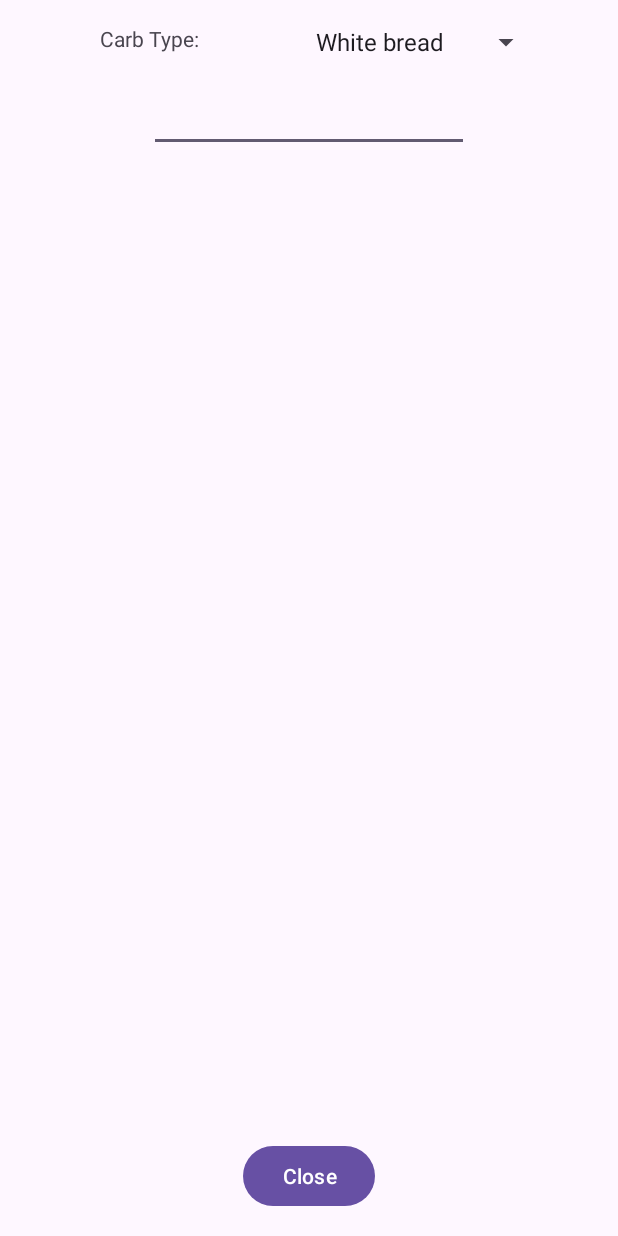
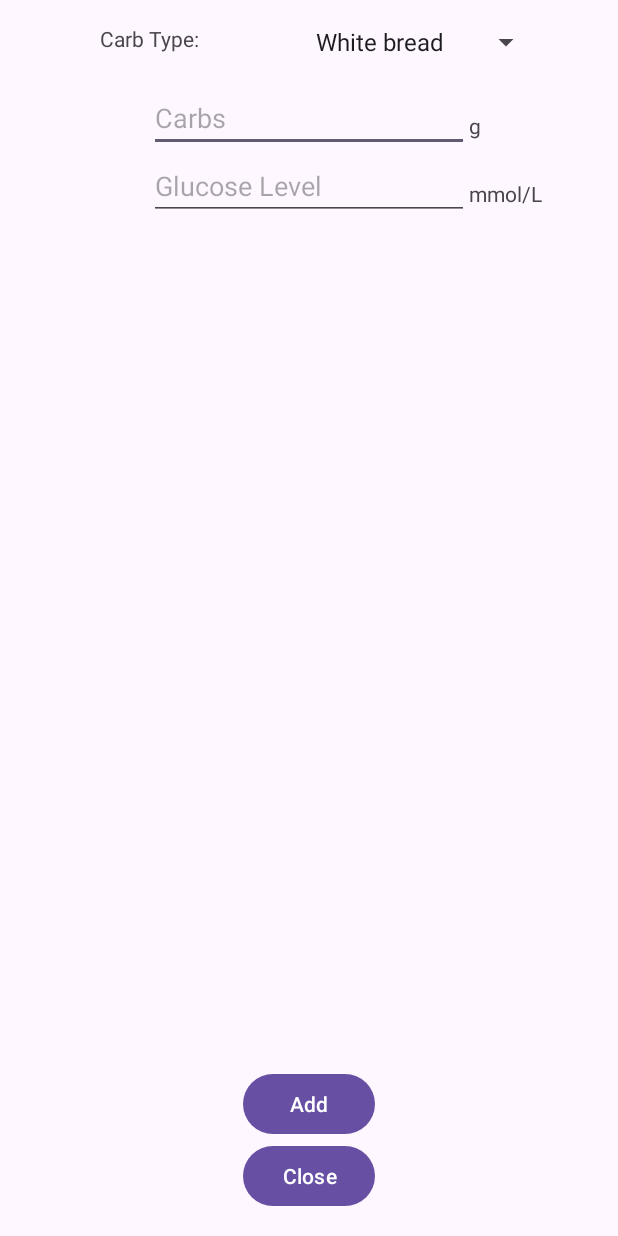
Before and after one commit to BillyGTCarlyle/DiabetesDB, an Android app: the AddMealActivity screen opened directly, with no data from a screen before it, on a phone screen of 412 x 824 dp. Run offline under Robolectric (Android 15) with nearby library versions, the phone set to English and light mode, and no system bars.

Commit message:
Added meal class for database logging.  Added glucose level to the addMeal UI as well as some labels.

```diff
--- a/app/build.gradle
+++ b/app/build.gradle
@@ -36,4 +36,9 @@ dependencies {
     testImplementation 'junit:junit:4.13.2'
     androidTestImplementation 'androidx.test.ext:junit:1.1.5'
     androidTestImplementation 'androidx.test.espresso:espresso-core:3.5.1'
+
+    // Room
+    def room_version = "2.5.2"
+    implementation "androidx.room:room-runtime:$room_version"
+    annotationProcessor "androidx.room:room-compiler:$room_version"
 }
--- a/app/src/main/res/layout/activity_addmeal.xml
+++ b/app/src/main/res/layout/activity_addmeal.xml
@@ -26,11 +26,12 @@
         app:layout_constraintTop_toTopOf="parent" />
 
     <EditText
-        android:id="@+id/editTextNumberDecimal"
+        android:id="@+id/editCarbCount"
         android:layout_width="wrap_content"
         android:layout_height="wrap_content"
         android:layout_marginTop="16dp"
         android:ems="10"
+        android:hint="Carbs"
         android:inputType="phone"
         app:layout_constraintEnd_toEndOf="parent"
         app:layout_constraintStart_toStartOf="parent"
@@ -48,4 +49,42 @@
         app:layout_constraintStart_toStartOf="parent"
         app:layout_constraintTop_toTopOf="parent" />
 
+    <TextView
+        android:id="@+id/lblGrams"
+        android:layout_width="wrap_content"
+        android:layout_height="wrap_content"
+        android:layout_marginBottom="8dp"
+        android:text="g"
+        app:layout_constraintBottom_toBottomOf="@+id/editCarbCount"
+        app:layout_constraintStart_toEndOf="@+id/editCarbCount" />
+
+    <Button
+        android:id="@+id/btnAdd"
+        android:layout_width="wrap_content"
+        android:layout_height="wrap_content"
+        android:text="Add"
+        app:layout_constraintBottom_toTopOf="@+id/btnClose"
+        app:layout_constraintEnd_toEndOf="parent"
+        app:layout_constraintStart_toStartOf="parent" />
+
+    <EditText
+        android:id="@+id/editGlucoseLevel"
+        android:layout_width="wrap_content"
+        android:layout_height="wrap_content"
+        android:ems="10"
+        android:hint="Glucose Level"
+        android:inputType="phone"
+        app:layout_constraintEnd_toEndOf="parent"
+        app:layout_constraintStart_toStartOf="parent"
+        app:layout_constraintTop_toBottomOf="@+id/editCarbCount" />
+
+    <TextView
+        android:id="@+id/lblGlucoseLevel"
+        android:layout_width="wrap_content"
+        android:layout_height="wrap_content"
+        android:layout_marginBottom="8dp"
+        android:text="mmol/L"
+        app:layout_constraintBottom_toBottomOf="@+id/editGlucoseLevel"
+        app:layout_constraintStart_toEndOf="@+id/editGlucoseLevel" />
+
 </androidx.constraintlayout.widget.ConstraintLayout>
```
Also changed, not shown: app/src/main/java/com/billycarlyle/diabetesdb/Meal.java (added, +66 -0 lines).
